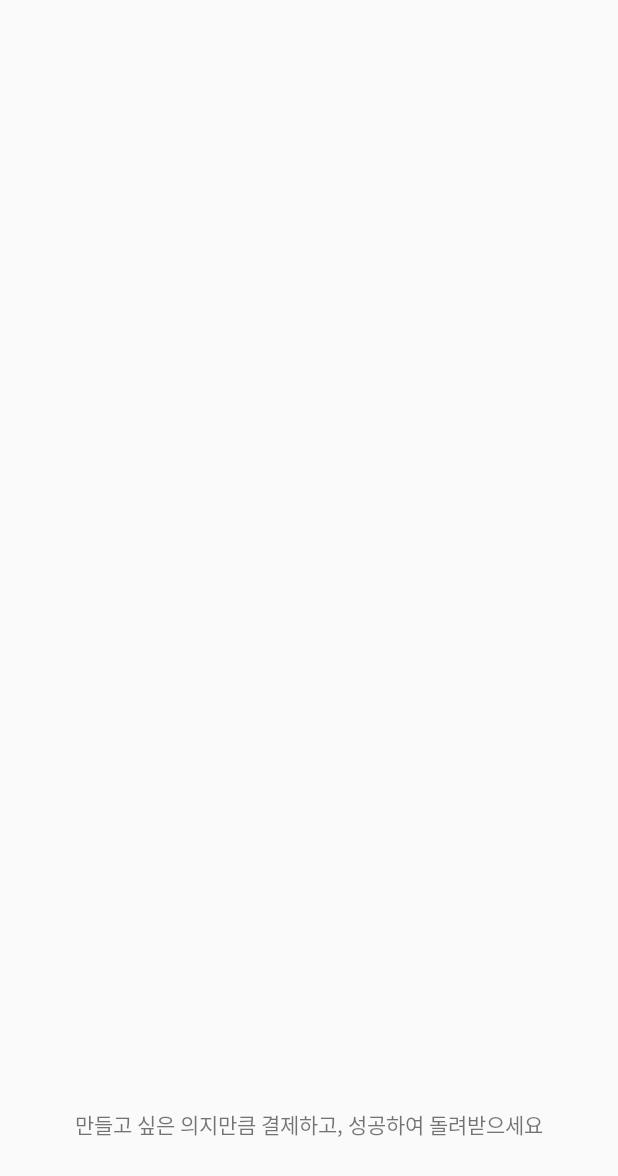
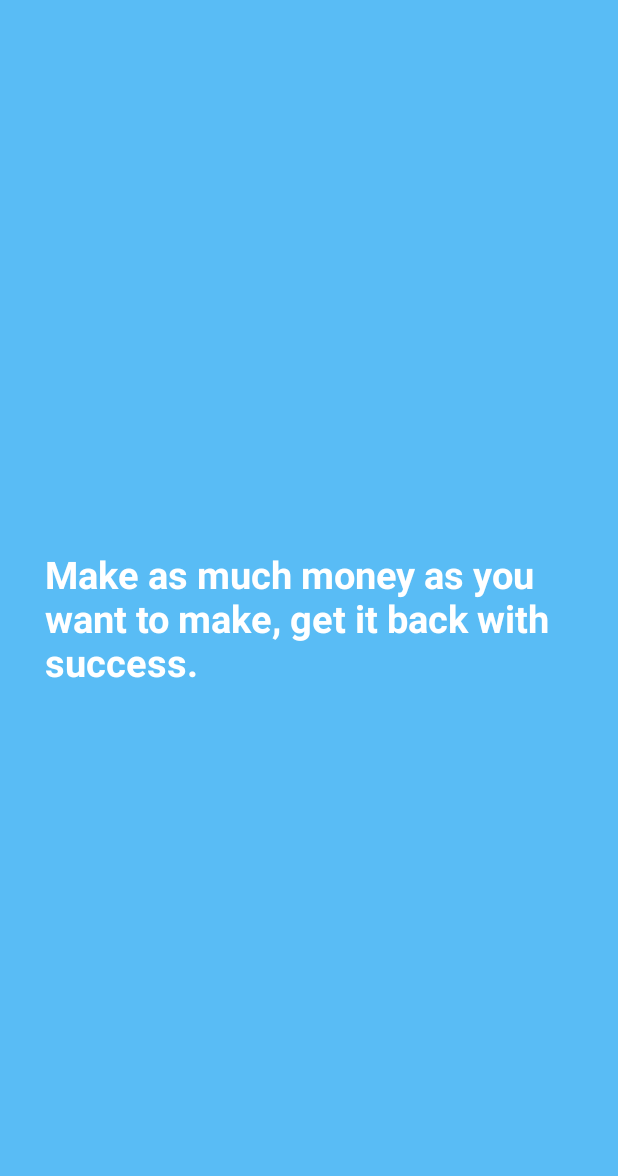
Before and after one commit to kimkkikki/mustlist_android, an Android app: the layout welcome_slide_3.xml on its own in the app's theme, with its tools: preview values and no code run, on a phone screen of 412 x 824 dp. Shown: the top 1176 px of the screen. Run offline under Robolectric (Android 15) with nearby library versions, the phone set to English and light mode, and no system bars.

```diff
--- a/app/src/main/java/io/questcompany/mustlist/WelcomeActivity.java
+++ b/app/src/main/java/io/questcompany/mustlist/WelcomeActivity.java
@@ -2,7 +2,6 @@ package io.questcompany.mustlist;
 
 import android.content.Context;
 import android.content.Intent;
-import android.os.PersistableBundle;
 import android.support.annotation.Nullable;
 import android.support.v4.view.PagerAdapter;
 import android.support.v4.view.ViewPager;
--- a/app/src/main/res/layout/welcome_slide_3.xml
+++ b/app/src/main/res/layout/welcome_slide_3.xml
@@ -2,15 +2,21 @@
 <RelativeLayout
     xmlns:android="http://schemas.android.com/apk/res/android"
     android:layout_width="match_parent"
-    android:layout_height="match_parent">
+    android:layout_height="match_parent"
+    android:background="@color/colorPrimary">
 
     <android.support.v7.widget.AppCompatTextView
         android:layout_width="wrap_content"
         android:layout_height="wrap_content"
         android:text="@string/welcome_third"
-        android:layout_gravity="center_horizontal"
-        android:layout_alignParentBottom="true"
+        android:textColor="@android:color/white"
+        android:textSize="25sp"
+        android:textStyle="bold"
+        android:layout_centerVertical="true"
         android:layout_centerHorizontal="true"
-        android:layout_marginBottom="64dp" />
+        android:layout_marginStart="30dp"
+        android:layout_marginLeft="30dp"
+        android:layout_marginEnd="30dp"
+        android:layout_marginRight="30dp" />
 
 </RelativeLayout>
--- a/app/src/main/res/values/colors.xml
+++ b/app/src/main/res/values/colors.xml
@@ -1,6 +1,6 @@
 <?xml version="1.0" encoding="utf-8"?>
 <resources>
-    <color name="colorPrimary">#36BBC8</color>
+    <color name="colorPrimary">#59BCF5</color>
     <color name="colorPrimaryDark">#303F9F</color>
     <color name="colorAccent">#FF4081</color>
     <color name="colorGray">#CCCCCC</color>
--- a/app/src/main/res/values/strings.xml
+++ b/app/src/main/res/values/strings.xml
@@ -1,8 +1,8 @@
 <resources>
     <string name="app_name">MustList</string>
-    <string name="welcome_first">어떤일을 할때 의지가 안생기나요?</string>
-    <string name="welcome_second">MustList와 내기를 하세요</string>
-    <string name="welcome_third">만들고 싶은 의지만큼 결제하고, 성공하여 돌려받으세요</string>
+    <string name="welcome_first">Is it difficult to achieve the goal?</string>
+    <string name="welcome_second">I do not have a will to do it, do I?</string>
+    <string name="welcome_third">Make as much money as you want to make, get it back with success.</string>
     <string name="welcome_start">Start</string>
     <string name="double_back_exit">Please click BACK again to exit</string>
     <string name="main_list_add_text">Add your Mustlist</string>
@@ -36,4 +36,5 @@
     <string name="three_weeks">3 weeks</string>
     <string name="one_month">1 month</string>
     <string name="history">History</string>
+    <string name="welcome_four">With Mustlist, you can achieve your goal.</string>
 </resources>
--- a/build.gradle
+++ b/build.gradle
@@ -5,7 +5,7 @@ buildscript {
         jcenter()
     }
     dependencies {
-        classpath 'com.android.tools.build:gradle:2.2.2'
+        classpath 'com.android.tools.build:gradle:2.2.3'
 
         // NOTE: Do not place your application dependencies here; they belong
         // in the individual module build.gradle files
```
Also changed, not shown: app/src/main/res/layout/welcome_slide_1.xml (+10 -4 lines), app/src/main/res/layout/welcome_slide_2.xml (+10 -4 lines), app/src/main/res/layout/welcome_slide_4.xml (+16 -1 lines), app/src/main/res/mipmap-hdpi/ic_launcher.png, app/src/main/res/mipmap-mdpi/ic_launcher.png, app/src/main/res/mipmap-xhdpi/ic_launcher.png, app/src/main/res/mipmap-xxhdpi/ic_launcher.png, app/src/main/res/mipmap-xxxhdpi/ic_launcher.png, 1 other file.
